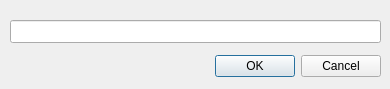
Old version of the form filterdialog.ui in the repository Corel-Cormen/MeansView.
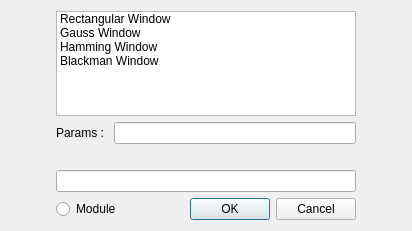
New version of the form.

Commit message: add FFT filter

The edit to the form file:
```diff
--- a/filterdialog.ui
+++ b/filterdialog.ui
@@ -6,39 +6,164 @@
    <rect>
     <x>0</x>
     <y>0</y>
-    <width>390</width>
-    <height>89</height>
+    <width>412</width>
+    <height>231</height>
    </rect>
   </property>
   <property name="windowTitle">
    <string>Dialog</string>
   </property>
-  <widget class="QDialogButtonBox" name="buttonBox">
-   <property name="geometry">
-    <rect>
-     <x>40</x>
-     <y>50</y>
-     <width>341</width>
-     <height>32</height>
-    </rect>
-   </property>
-   <property name="orientation">
-    <enum>Qt::Horizontal</enum>
-   </property>
-   <property name="standardButtons">
-    <set>QDialogButtonBox::Cancel|QDialogButtonBox::Ok</set>
-   </property>
-  </widget>
-  <widget class="QLineEdit" name="inputData">
-   <property name="geometry">
-    <rect>
-     <x>10</x>
-     <y>20</y>
-     <width>371</width>
-     <height>23</height>
-    </rect>
-   </property>
-  </widget>
+  <layout class="QHBoxLayout" name="horizontalLayout">
+   <item>
+    <spacer name="horizontalSpacer_2">
+     <property name="orientation">
+      <enum>Qt::Horizontal</enum>
+     </property>
+     <property name="sizeHint" stdset="0">
+      <size>
+       <width>0</width>
+       <height>0</height>
+      </size>
+     </property>
+    </spacer>
+   </item>
+   <item>
+    <layout class="QVBoxLayout" name="verticalLayout_2" stretch="0,0,0,0,0,0">
+     <property name="leftMargin">
+      <number>0</number>
+     </property>
+     <property name="topMargin">
+      <number>0</number>
+     </property>
+     <item>
+      <spacer name="verticalSpacer">
+       <property name="orientation">
+        <enum>Qt::Vertical</enum>
+       </property>
+       <property name="sizeHint" stdset="0">
+        <size>
+         <width>20</width>
+         <height>40</height>
+        </size>
+       </property>
+      </spacer>
+     </item>
+     <item>
+      <widget class="QListWidget" name="filterWidged">
+       <item>
+        <property name="text">
+         <string>Rectangular Window</string>
+        </property>
+       </item>
+       <item>
+        <property name="text">
+         <string>Gauss Window</string>
+        </property>
+       </item>
+       <item>
+        <property name="text">
+         <string>Hamming Window</string>
+        </property>
+       </item>
+       <item>
+        <property name="text">
+         <string>Blackman Window</string>
+        </property>
+       </item>
+      </widget>
+     </item>
+     <item>
+      <layout class="QHBoxLayout" name="horizontalLayout_3">
+       <property name="bottomMargin">
+        <number>20</number>
+       </property>
+       <item>
+        <widget class="QLabel" name="label">
+         <property name="text">
+          <string>Params : </string>
+         </property>
+        </widget>
+       </item>
+       <item>
+        <widget class="QLineEdit" name="params"/>
+       </item>
+      </layout>
+     </item>
+     <item>
+      <widget class="QLineEdit" name="inputData">
+       <property name="minimumSize">
+        <size>
+         <width>300</width>
+         <height>0</height>
+        </size>
+       </property>
+       <property name="sizeIncrement">
+        <size>
+         <width>0</width>
+         <height>0</height>
+        </size>
+       </property>
+       <property name="baseSize">
+        <size>
+         <width>0</width>
+         <height>0</height>
+        </size>
+       </property>
+      </widget>
+     </item>
+     <item>
+      <layout class="QHBoxLayout" name="horizontalLayout_2">
+       <property name="topMargin">
+        <number>0</number>
+       </property>
+       <item>
+        <widget class="QRadioButton" name="moduleButton">
+         <property name="text">
+          <string>Module</string>
+         </property>
+        </widget>
+       </item>
+       <item>
+        <widget class="QDialogButtonBox" name="buttonBox">
+         <property name="orientation">
+          <enum>Qt::Horizontal</enum>
+         </property>
+         <property name="standardButtons">
+          <set>QDialogButtonBox::Cancel|QDialogButtonBox::Ok</set>
+         </property>
+        </widget>
+       </item>
+      </layout>
+     </item>
+     <item>
+      <spacer name="verticalSpacer_2">
+       <property name="orientation">
+        <enum>Qt::Vertical</enum>
+       </property>
+       <property name="sizeHint" stdset="0">
+        <size>
+         <width>20</width>
+         <height>40</height>
+        </size>
+       </property>
+      </spacer>
+     </item>
+    </layout>
+   </item>
+   <item>
+    <spacer name="horizontalSpacer">
+     <property name="orientation">
+      <enum>Qt::Horizontal</enum>
+     </property>
+     <property name="sizeHint" stdset="0">
+      <size>
+       <width>0</width>
+       <height>0</height>
+      </size>
+     </property>
+    </spacer>
+   </item>
+  </layout>
  </widget>
  <resources/>
  <connections>
```
The commit also changes 7 other files.
